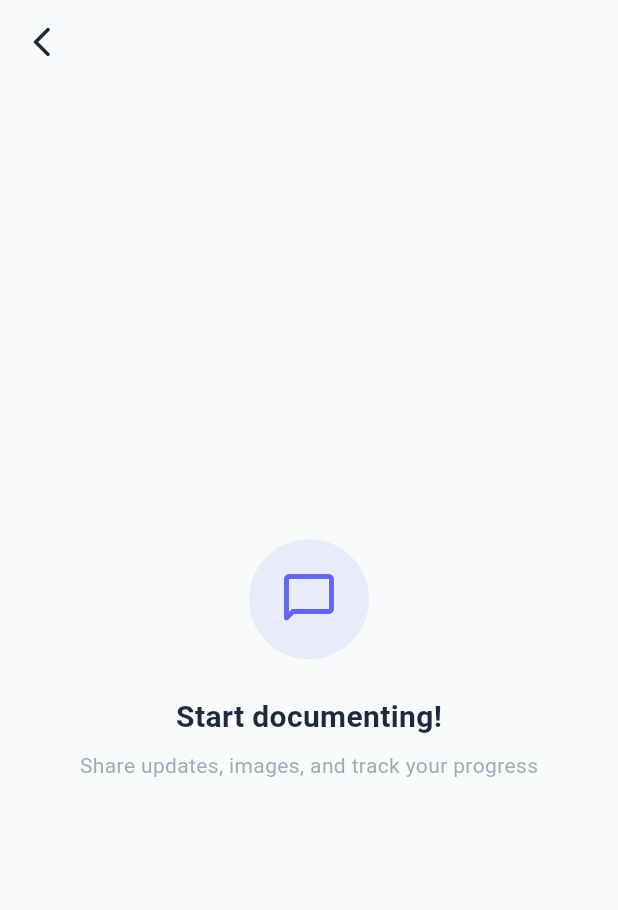
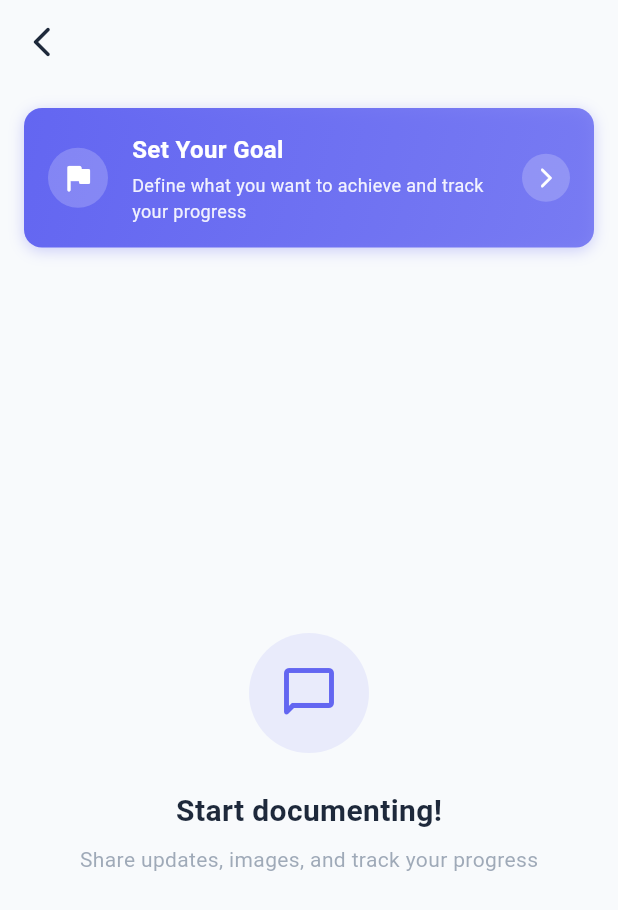
Before and after one commit to MainChallengeApp/unite_up, a Flutter app: the ChatPage screen opened directly, on a phone screen of 412 x 824 dp. Shown: the top 910 px of the screen. Run offline on Flutter 3.47's test engine with Material 3 defaults, Android fonts, the phone set to English and light mode, and no system bars; our stand-ins replace easy_localization, flutter_slidable, font_awesome_flutter; accounts and stored records are empty.

Commit message:
feat: add goal setting functionality and enhance event model
- Introduced new translations for goal setting in both English and German, allowing users to define and track their goals.
- Updated EventModel to include a userId field, enabling better tracking of events created by users.
- Enhanced ChatPage with a banner prompting users to set their goals if they haven't already, improving user engagement.
- Refactored CreateChallengePage to utilize a constant for anonymous user ID, ensuring consistency across user management.

```diff
--- a/assets/translations/de.json
+++ b/assets/translations/de.json
@@ -197,6 +197,8 @@
     "startDocumenting": "Beginne zu dokumentieren!",
     "shareUpdates": "Teile Updates, Bilder und verfolge deinen Fortschritt",
     "shareAnUpdate": "Teile ein Update...",
+    "setYourGoal": "Setze dein Ziel",
+    "setYourGoalDescription": "Definiere, was du erreichen willst und verfolge deinen Fortschritt",
     "addProgress": "Fortschritt hinzufügen",
     "readyToImprove": "Bereit, dich zu verbessern?",
     "journeyWillAppearHere": "Deine Challenge-Reise wird hier erscheinen",
--- a/assets/translations/en.json
+++ b/assets/translations/en.json
@@ -197,6 +197,8 @@
     "startDocumenting": "Start documenting!",
     "shareUpdates": "Share updates, images, and track your progress",
     "shareAnUpdate": "Share an update...",
+    "setYourGoal": "Set Your Goal",
+    "setYourGoalDescription": "Define what you want to achieve and track your progress",
     "addProgress": "Add Progress",
     "readyToImprove": "Ready to improve yourself?",
     "journeyWillAppearHere": "Your challenge journey will appear here",
--- a/lib/models/event_model.dart
+++ b/lib/models/event_model.dart
@@ -6,6 +6,9 @@ class EventModel {
   final String id;
   final EventTypeEnum type;
   final DateTime timestamp;
+
+  // User who created this event (null for AI messages)
+  final String? userId;
 
   // For text messages
   final String? message;
@@ -26,6 +29,7 @@ class EventModel {
     required this.id,
     required this.type,
     required this.timestamp,
+    this.userId,
     this.message,
     this.progressEntry,
     this.goal,
@@ -106,6 +110,7 @@ class EventModel {
     String? id,
     EventTypeEnum? type,
     DateTime? timestamp,
+    String? userId,
     String? message,
     ProgressEntryModel? progressEntry,
     GoalModel? goal,
@@ -116,6 +121,7 @@ class EventModel {
       id: id ?? this.id,
       type: type ?? this.type,
       timestamp: timestamp ?? this.timestamp,
+      userId: userId ?? this.userId,
       message: message ?? this.message,
       progressEntry: progressEntry ?? this.progressEntry,
       goal: goal ?? this.goal,
--- a/lib/pages/chat_page.dart
+++ b/lib/pages/chat_page.dart
@@ -2,14 +2,14 @@ import 'package:easy_localization/easy_localization.dart';
 import 'package:flutter/material.dart';
 import 'package:provider/provider.dart';
 import 'package:unite_up/core/constants/app_constants.dart';
+import 'package:unite_up/dialogs/create_goal_dialog.dart';
+import 'package:unite_up/dialogs/progress_dialog.dart';
+import 'package:unite_up/dialogs/update_goal_progress_dialog.dart';
 import 'package:unite_up/models/event_model.dart';
 import 'package:unite_up/models/progress_entry_model.dart';
 import 'package:unite_up/pages/group_details_page.dart';
 import 'package:unite_up/providers/app_state_provider.dart';
 import 'package:unite_up/widgets/custom_app_bar.dart';
-import 'package:unite_up/dialogs/create_goal_dialog.dart';
-import 'package:unite_up/dialogs/progress_dialog.dart';
-import 'package:unite_up/dialogs/update_goal_progress_dialog.dart';
 import 'package:unite_up/widgets/event_card.dart';
 import 'package:unite_up/widgets/upload_selection_sheet.dart';
 
@@ -46,6 +46,7 @@ class _ChatPageState extends State<ChatPage> {
   Widget build(BuildContext context) {
     final appState = Provider.of<AppStateProvider>(context);
     final challenge = appState.currentChallenge;
+    final hasGoal = _userHasGoal(appState);
 
     return GestureDetector(
       onTap: () => FocusScope.of(context).unfocus(),
@@ -53,6 +54,7 @@ class _ChatPageState extends State<ChatPage> {
         appBar: CustomAppBar(titleWidget: _buildAppBarTitleWidget(challenge)),
         body: Column(
           children: [
+            if (!hasGoal) _buildCreateGoalBanner(),
             Expanded(
               child: appState.events.isEmpty
                   ? _buildEmptyState()
@@ -60,6 +62,97 @@ class _ChatPageState extends State<ChatPage> {
             ),
             _buildInputBar(appState),
           ],
+        ),
+      ),
+    );
+  }
+
+  bool _userHasGoal(AppStateProvider appState) {
+    final userId = appState.currentUser?.id ?? AppStateProvider.anonymousUserId;
+    final userGoals = appState.getGoalsForUser(userId);
+    return userGoals.isNotEmpty;
+  }
+
+  Widget _buildCreateGoalBanner() {
+    return Container(
+      margin: const EdgeInsets.all(AppSizes.spacing16),
+      decoration: BoxDecoration(
+        gradient: LinearGradient(
+          colors: [
+            _theme.colorScheme.primary,
+            _theme.colorScheme.primary.withValues(alpha: 0.8),
+          ],
+          begin: Alignment.topLeft,
+          end: Alignment.bottomRight,
+        ),
+        borderRadius: BorderRadius.circular(AppSizes.radiusMedium),
+        boxShadow: [
+          BoxShadow(
+            color: _theme.colorScheme.primary.withValues(alpha: 0.3),
+            blurRadius: AppSizes.blurMedium,
+            offset: AppSizes.shadowOffsetSmall,
+          ),
+        ],
+      ),
+      child: Material(
+        color: AppColors.transparent,
+        child: InkWell(
+          onTap: _showCreateGoalDialog,
+          borderRadius: BorderRadius.circular(AppSizes.radiusMedium),
+          child: Padding(
+            padding: const EdgeInsets.all(AppSizes.spacing16),
+            child: Row(
+              children: [
+                Container(
+                  width: AppSizes.iconXXLarge,
+                  height: AppSizes.iconXXLarge,
+                  decoration: BoxDecoration(
+                    color: AppColors.white.withValues(alpha: 0.2),
+                    shape: BoxShape.circle,
+                  ),
+                  child: const Icon(
+                    AppIcons.flag,
+                    color: AppColors.white,
+                    size: AppSizes.iconLarge,
+                  ),
+                ),
+                const SizedBox(width: AppSizes.spacing16),
+                Expanded(
+                  child: Column(
+                    crossAxisAlignment: CrossAxisAlignment.start,
+                    children: [
+                      Text(
+                        'chat.setYourGoal'.tr(),
+                        style: AppTextStyles.largeSemiBold.copyWith(
+                          color: AppColors.white,
+                        ),
+                      ),
+                      const SizedBox(height: AppSizes.spacing4),
+                      Text(
+                        'chat.setYourGoalDescription'.tr(),
+                        style: AppTextStyles.baseSmall.copyWith(
+                          color: AppColors.white.withValues(alpha: 0.9),
+                        ),
+                      ),
+                    ],
+                  ),
+                ),
+                const SizedBox(width: AppSizes.spacing8),
+                Container(
+                  padding: const EdgeInsets.all(AppSizes.spacing8),
+                  decoration: BoxDecoration(
+                    color: AppColors.white.withValues(alpha: 0.2),
+                    shape: BoxShape.circle,
+                  ),
+                  child: const Icon(
+                    AppIcons.arrowForward,
+                    color: AppColors.white,
+                    size: AppSizes.iconSmall,
+                  ),
+                ),
+              ],
+            ),
+          ),
         ),
       ),
     );
--- a/lib/pages/create_challenge_page.dart
+++ b/lib/pages/create_challenge_page.dart
@@ -362,7 +362,8 @@ class _CreateChallengePageState extends State<CreateChallengePage> {
 
     try {
       final appState = Provider.of<AppStateProvider>(context, listen: false);
-      final currentUserId = appState.currentUser?.id ?? 'user-1';
+      final currentUserId =
+          appState.currentUser?.id ?? AppStateProvider.anonymousUserId;
 
       final memberIds = <String>[];
       memberIds.add(currentUserId);
--- a/lib/pages/home_page.dart
+++ b/lib/pages/home_page.dart
@@ -106,7 +106,10 @@ class _HomePageState extends State<HomePage> {
         ],
       ),
       child: Theme(
-        data: _theme.copyWith(highlightColor: Colors.transparent),
+        data: _theme.copyWith(
+          highlightColor: Colors.transparent,
+          hoverColor: Colors.transparent,
+        ),
         child: BottomNavigationBar(
           currentIndex: _selectedIndex,
           onTap: _onItemTapped,
```
Also changed, not shown: lib/pages/onboarding_page.dart (deleted, +0 -173 lines), lib/providers/app_state_provider.dart (+43 -8 lines).
